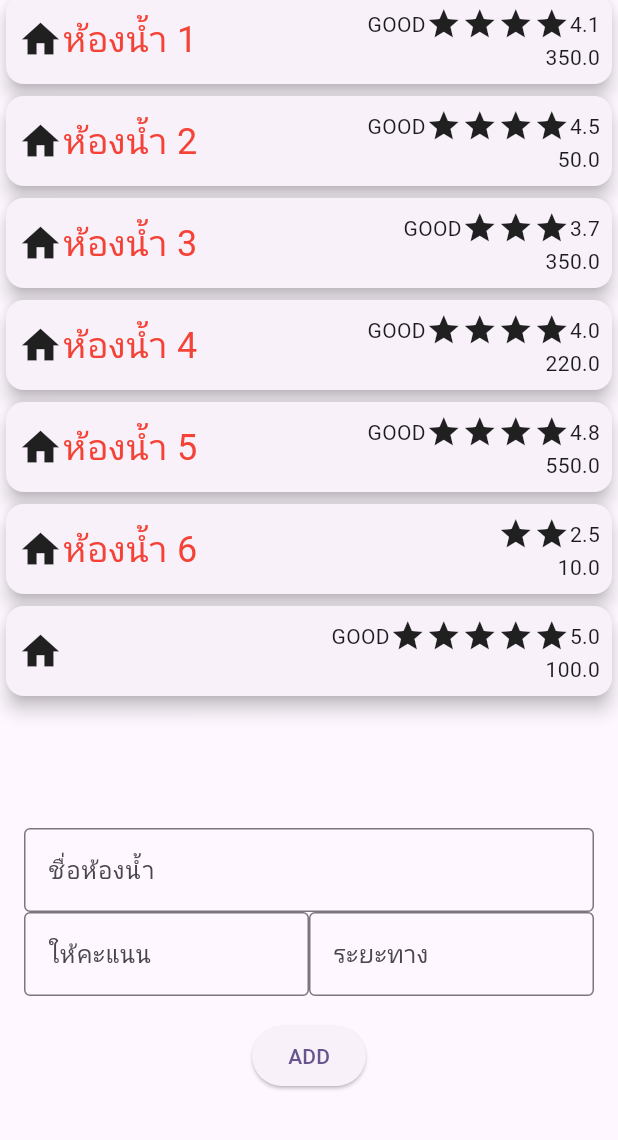
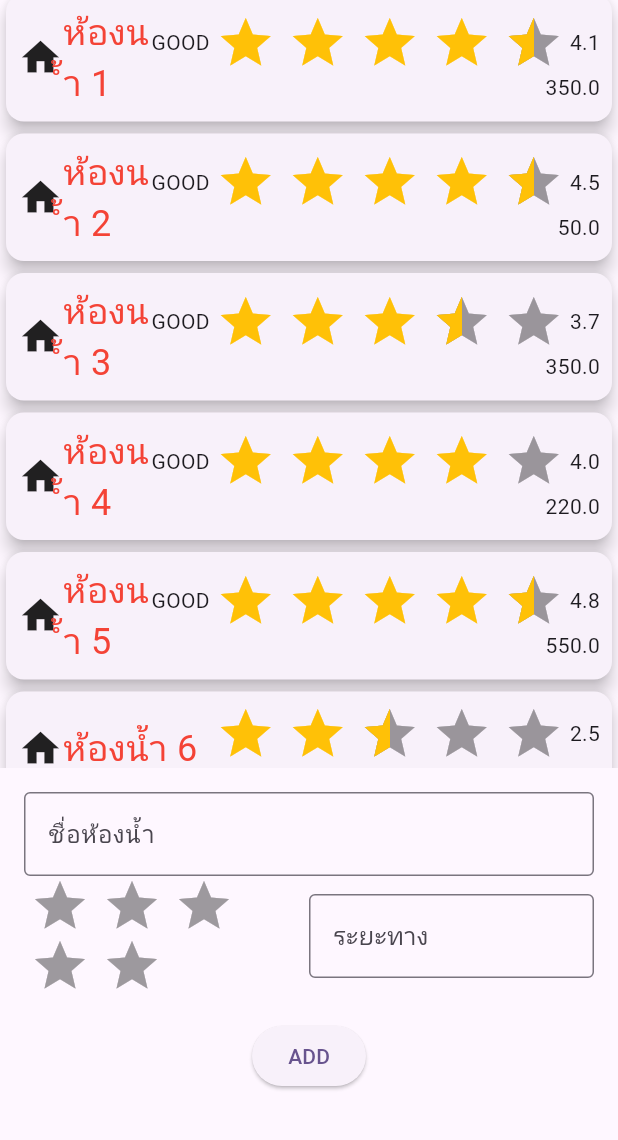
Before and after one commit to palm45/public_toilets, a Flutter app: the screen it shows after launch, after a tap on "ADD", on a phone screen of 412 x 824 dp, the part 96-1236 px from its top. Run offline on Flutter 3.47's test engine with Material 2 defaults, Android fonts, the phone set to English and light mode, and no system bars; drawn by our look-alikes of flutter_rating_bar; our stand-ins replace google_fonts; Roboto replaces fonts that are missing (Kanit).

Commit message:
Lots of change Done

```diff
--- a/lib/screens/home/home_page.dart
+++ b/lib/screens/home/home_page.dart
@@ -1,7 +1,7 @@
 // ignore_for_file: prefer_const_constructors, prefer_const_literals_to_create_immutables
 
 import 'package:flutter/material.dart';
-import 'package:google_fonts/google_fonts.dart';
+import 'package:flutter_rating_bar/flutter_rating_bar.dart';
 import 'package:public_toilets/models/toilets.dart';
 import 'package:public_toilets/repository/toillet_repository.dart';
 import 'package:public_toilets/screens/home/toilet_list_item.dart';
@@ -15,6 +15,9 @@ class HomePage extends StatefulWidget {
 
 class _HomePageState extends State<HomePage> {
   final _toiletNameController = TextEditingController();
+  final _toiletPointController = TextEditingController();
+  final _toiletDistanceController = TextEditingController();
+  double rating = 0;
 
   @override
   Widget build(BuildContext context) {
@@ -55,20 +58,26 @@ class _HomePageState extends State<HomePage> {
                 Row(
                   children: [
                     Expanded(
-                      child: TextField(
-                        decoration: InputDecoration(
-                          hintText: 'ให้คะแนน',
-                          border: OutlineInputBorder(
-                            borderSide: BorderSide(
-                              width: 3,
-                              color: Colors.greenAccent,
-                            ), //<-- SEE HERE
-                          ),
+                      child: RatingBar.builder(
+                        initialRating: rating,
+                        minRating: 0,
+                        direction: Axis.horizontal,
+                        allowHalfRating: true,
+                        itemCount: 5,
+                        itemPadding: EdgeInsets.symmetric(horizontal: 4.0),
+                        itemBuilder: (context, _) => Icon(
+                          Icons.star,
+                          color: Colors.amber,
                         ),
+                        onRatingUpdate: (rating) {
+                          this.rating = rating;
+                          print(rating);
+                        },
                       ),
                     ),
                     Expanded(
                       child: TextField(
+                        controller: _toiletDistanceController,
                         decoration: InputDecoration(
                           hintText: 'ระยะทาง',
                           border: OutlineInputBorder(
@@ -87,14 +96,20 @@ class _HomePageState extends State<HomePage> {
                   child: ElevatedButton(
                       onPressed: () {
                         var toiletName = _toiletNameController.text;
+                        var toiletDistance = _toiletDistanceController.text;
                         var toilet = Toilet(
-                            name: toiletName, point: 5.0, distance: 100.0);
-
+                            name: toiletName,
+                            point: rating,
+                            distance: double.parse(toiletDistance),
+                        );
                         setState(() {
                           ToiletRepository.toilets.add(toilet);
                         });
+                        _toiletNameController.clear();
+                        _toiletDistanceController.clear();
                       },
-                      child: Text('ADD')),
+                      child: Text('ADD'),
+                  ),
                 )
               ],
             ),
--- a/lib/screens/home/toilet_list_item.dart
+++ b/lib/screens/home/toilet_list_item.dart
@@ -1,6 +1,7 @@
 // ignore_for_file: prefer_const_constructors, prefer_const_literals_to_create_immutables
 
 import 'package:flutter/material.dart';
+import 'package:flutter_rating_bar/flutter_rating_bar.dart';
 import 'package:public_toilets/models/toilets.dart';
 
 class ToiletListItem extends StatelessWidget {
@@ -36,8 +37,21 @@ class ToiletListItem extends StatelessWidget {
                       Text('GOOD'),
 
                     // collection for, ไม่ใช่ for statement
-                    for (var i = 0; i < toilet.point.floor(); i++)
-                      Icon(Icons.star),
+                    RatingBar.builder(
+                      initialRating: toilet.point,
+                      direction: Axis.horizontal,
+                      allowHalfRating: true,
+                      itemCount: 5,
+                      itemPadding: EdgeInsets.symmetric(horizontal: 4.0),
+                      itemBuilder: (context, _) => Icon(
+                        Icons.star,
+                        color: Colors.amber,
+                      ),
+                      onRatingUpdate: (rating) {
+                        print(rating);
+
+                      },
+                    ),
 
                     Text(toilet.point.toString())
                   ],
--- a/pubspec.yaml
+++ b/pubspec.yaml
@@ -31,6 +31,7 @@ dependencies:
   flutter:
     sdk: flutter
   google_fonts: ^6.0.0
+  flutter_rating_bar: ^4.0.1
 
 
   # The following adds the Cupertino Icons font to your application.
```
Also changed, not shown: pubspec.lock.
